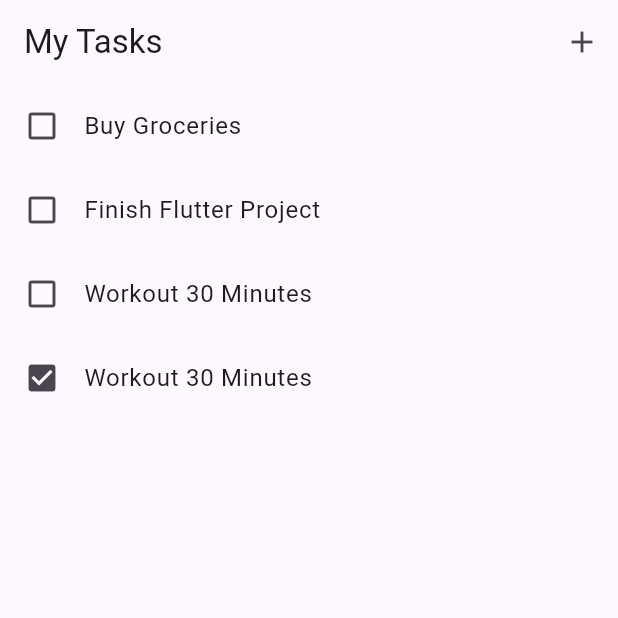
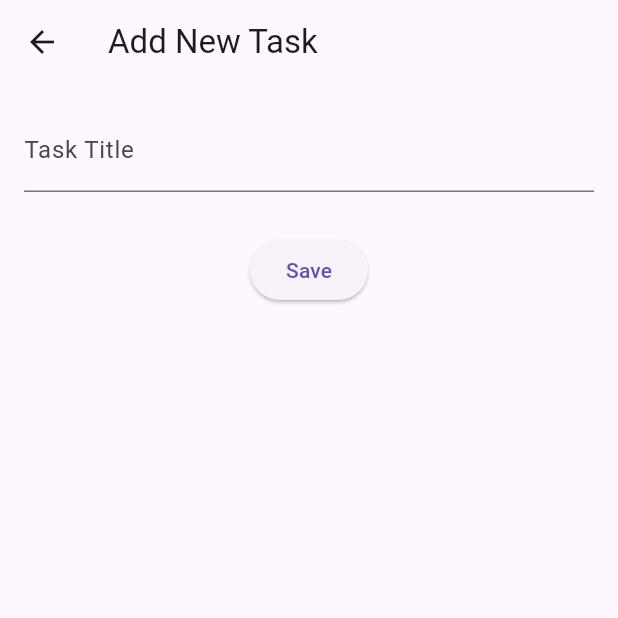
Before and after one commit to Aldhisaputra/Todo-App-Flutter, a Flutter app: the screen it shows after launch, after a tap on the "add" icon, on a phone screen of 412 x 824 dp, the top half of it. Run offline on Flutter 3.47's test engine with Material 3 defaults, Android fonts, the phone set to English and light mode, and no system bars.

Commit message:
add feature task

```diff
--- /dev/null
+++ b/lib/screens/add_task_screen.dart
@@ -0,0 +1,46 @@
+import 'package:flutter/material.dart';
+
+class AddTaskScreen extends StatefulWidget {
+  const AddTaskScreen({super.key});
+
+  @override
+  State<AddTaskScreen> createState() => _AddTaskScreenState();
+}
+
+class _AddTaskScreenState extends State<AddTaskScreen> {
+  final TextEditingController _controller = TextEditingController();
+
+  @override
+  void dispose() {
+    _controller.dispose();
+    super.dispose();
+  }
+
+  @override
+  Widget build(BuildContext context) {
+    return Scaffold(
+      appBar: AppBar(title: Text("Add New Task")),
+      body: Padding(
+        padding: const EdgeInsets.all(16.0),
+        child: Column(
+          children: [
+            TextField(
+              controller: _controller,
+              decoration: InputDecoration(labelText: "Task Title"),
+            ),
+            SizedBox(height: 28),
+            ElevatedButton(
+              onPressed: () {
+                final taskTitle = _controller.text;
+                if (taskTitle.isNotEmpty) {
+                  Navigator.pop(context, taskTitle);
+                }
+              },
+              child: Text("Save"),
+            ),
+          ],
+        ),
+      ),
+    );
+  }
+}
--- a/lib/screens/home_screens.dart
+++ b/lib/screens/home_screens.dart
@@ -1,5 +1,6 @@
 import 'package:flutter/material.dart';
 import 'package:todo_app/models/task.dart';
+import 'package:todo_app/screens/add_task_screen.dart';
 
 class HomeScreen extends StatefulWidget {
   const HomeScreen({super.key});
@@ -23,7 +24,22 @@ class _HomeScreenState extends State<HomeScreen> {
         title: Text("My Tasks"),
         actions: [
           IconButton(
-            onPressed: () {},
+            onPressed: () async {
+              final newTaskTitle = await Navigator.push<String>(
+                context,
+                MaterialPageRoute(
+                  builder: (context) {
+                    return AddTaskScreen();
+                  },
+                ),
+              );
+
+              if (newTaskTitle != null && newTaskTitle.isNotEmpty) {
+                setState(() {
+                  tasks.add(Task(title: newTaskTitle));
+                });
+              }
+            },
             icon: Icon(Icons.add),
           ),
         ],
```
